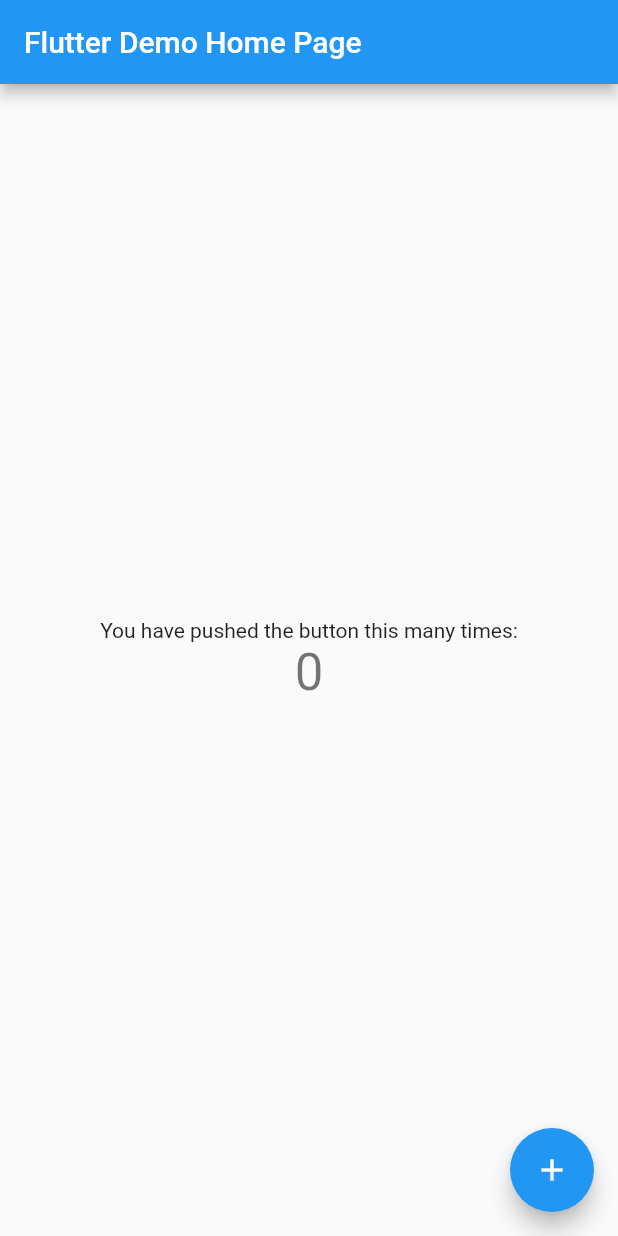
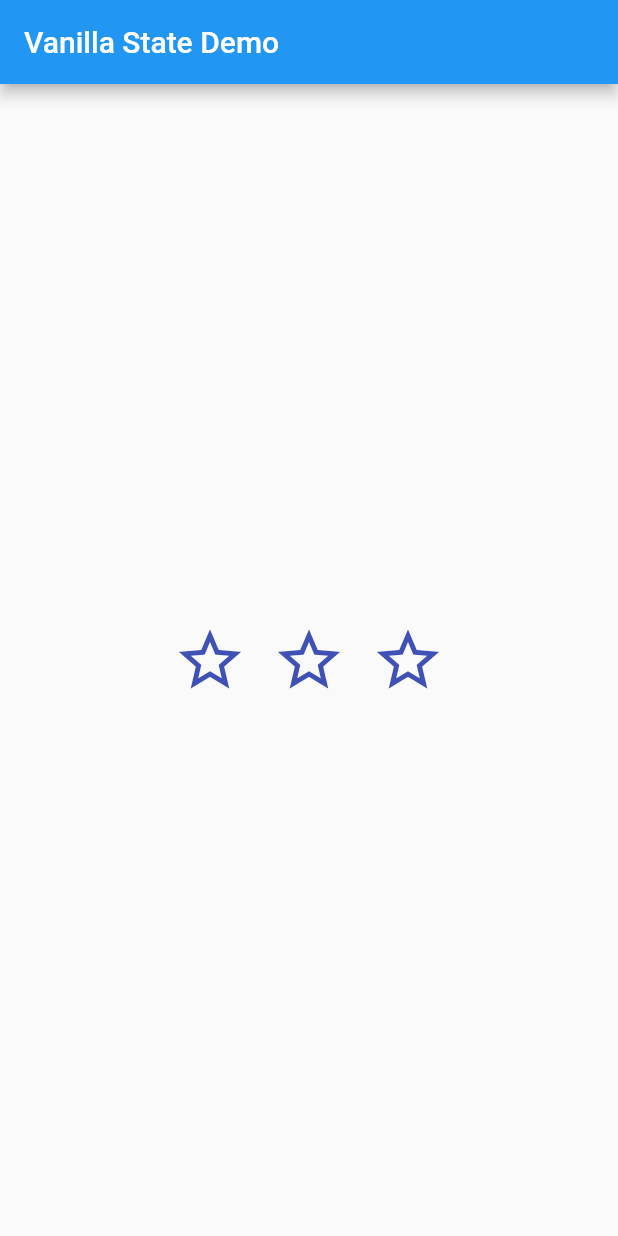
Before and after one commit to YanaLugina/flutter-state, a Flutter app: the screen it shows after launch, on a phone screen of 412 x 824 dp. Run offline on Flutter 3.47's test engine with Material 2 defaults, Android fonts, the phone set to English and light mode, and no system bars.

Commit message:
addedStars: created stars and set stars state

```diff
--- a/lib/main.dart
+++ b/lib/main.dart
@@ -8,59 +8,82 @@
   @override
   Widget build(BuildContext context) {
     return MaterialApp(
-      title: 'Flutter Demo',
-      theme: ThemeData(
-        primarySwatch: Colors.blue,
-      ),
-      home: MyHomePage(title: 'Flutter Demo Home Page'),
+      title: 'Vanilla state',
+      home: MyHomePage(),
     );
   }
 }
 
 class MyHomePage extends StatefulWidget {
-  MyHomePage({Key key, this.title}) : super(key: key);
-
-
-  final String title;
+  MyHomePage({Key key}) : super(key: key);
 
   @override
   _MyHomePageState createState() => _MyHomePageState();
 }
 
 class _MyHomePageState extends State<MyHomePage> {
-  int _counter = 0;
-
-  void _incrementCounter() {
-    setState(() {
-      _counter++;
-    });
-  }
+  int _rating = 0;
 
   @override
   Widget build(BuildContext context) {
+    double _size = 50.0;
+
     return Scaffold(
       appBar: AppBar(
-        title: Text(widget.title),
+        title: Text('Vanilla State Demo'),
       ),
       body: Center(
-        child: Column(
+        child: Row(
           mainAxisAlignment: MainAxisAlignment.center,
           children: <Widget>[
-            Text(
-              'You have pushed the button this many times:',
+            Container(
+              child: IconButton(
+                icon: (_rating >= 1
+                    ? Icon(Icons.star, size: _size,)
+                    : Icon(Icons.star_border, size: _size,)
+                ),
+                color: Colors.indigo[500],
+                iconSize: _size,
+                onPressed: () {
+                  setState(() {
+                    _rating = 1;
+                  });
+                },
+              ),
             ),
-            Text(
-              '$_counter',
-              style: Theme.of(context).textTheme.headline4,
+            Container(
+              child: IconButton(
+                icon: (_rating >=2
+                    ? Icon(Icons.star, size: _size,)
+                    : Icon(Icons.star_border, size: _size,)
+                ),
+                color: Colors.indigo[500],
+                iconSize: _size,
+                onPressed: () {
+                  setState(() {
+                    _rating = 2;
+                  });
+                },
+              ),
+            ),
+            Container(
+              child: IconButton(
+                icon: (_rating >=3
+                    ? Icon(Icons.star, size: _size,)
+                    : Icon(Icons.star_border, size: _size,)
+                ),
+                color: Colors.indigo[500],
+                iconSize: _size,
+                onPressed: () {
+                  setState(() {
+                    _rating = 3;
+                  });
+                },
+              ),
             ),
           ],
         ),
-      ),
-      floatingActionButton: FloatingActionButton(
-        onPressed: _incrementCounter,
-        tooltip: 'Increment',
-        child: Icon(Icons.add),
-      ), // This trailing comma makes auto-formatting nicer for build methods.
+      ),// This trailing comma makes auto-formatting nicer for build methods.
     );
   }
 }
```
